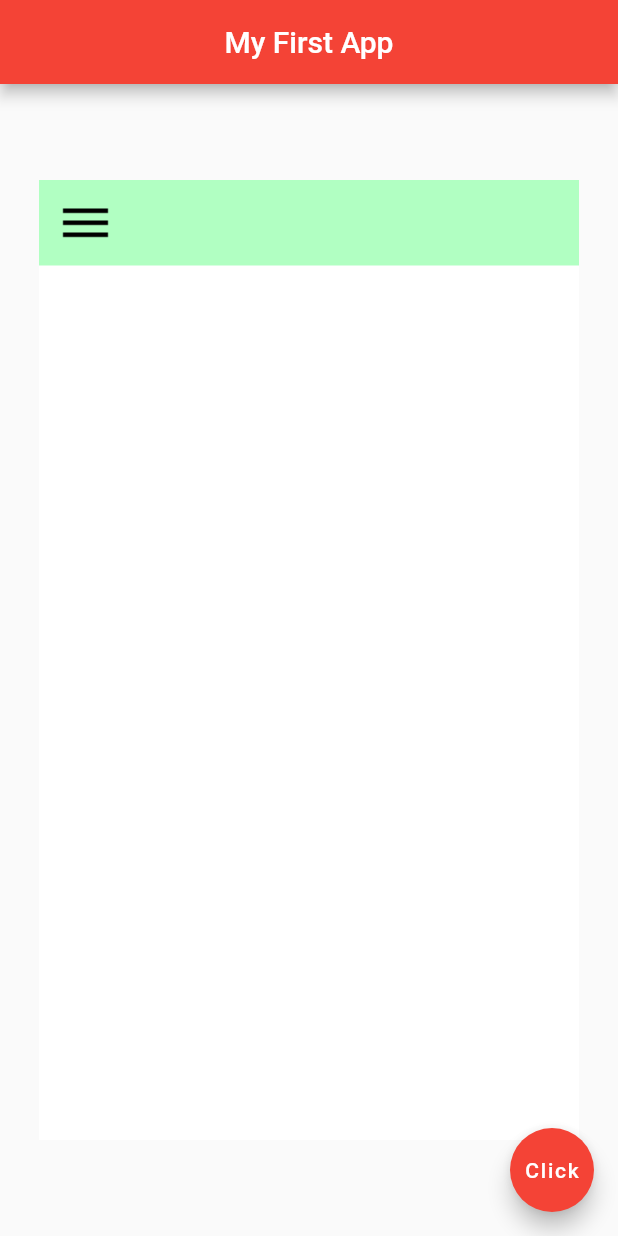
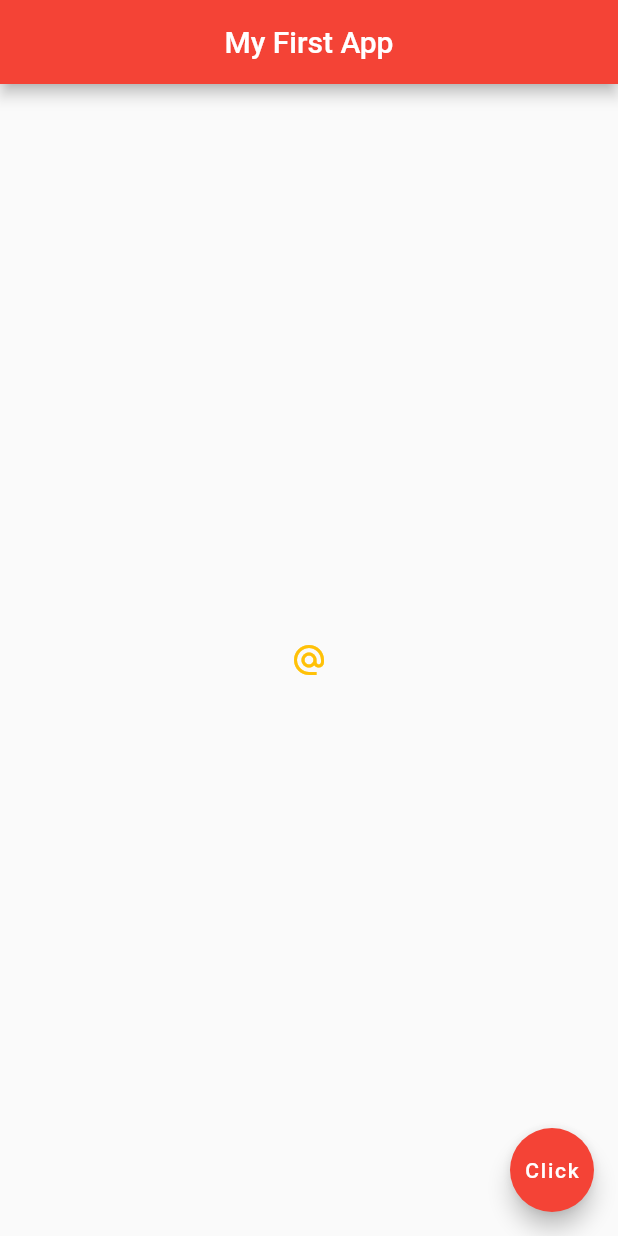
Before and after one commit to Monjur-Alam/Flutter-Beginner, a Flutter app: the screen it shows after launch, on a phone screen of 412 x 824 dp. Run offline on Flutter 3.47's test engine with Material 2 defaults, Android fonts, the phone set to English and light mode, and no system bars.

Commit message:
Button & Icon

```diff
--- a/lib/main.dart
+++ b/lib/main.dart
@@ -1,27 +1,46 @@
 import 'package:flutter/material.dart';
 
-void main() =>
-    runApp(MaterialApp(
-        home: Home()
-    ));
+void main() => runApp(MaterialApp(home: Home()));
 
 class Home extends StatelessWidget {
   @override
   Widget build(BuildContext context) {
     return Scaffold(
       appBar: AppBar(
-        title: Text(
-            'My First App'
-        ),
+        title: Text('My First App'),
         centerTitle: true,
         backgroundColor: Colors.red[500],
       ),
       body: Center(
-        child: Image.asset('assets/a.png'),
-          // image: NetworkImage('https://image.winudf.com/v2/image/dHcudXJsLm9tZWdhLnNjcmVlbnNpemVfc2NyZWVuc2hvdHNfMV9lNTlhYWI4Zg/screen-1.jpg?fakeurl=1&type=.jpg'),
-          // image: AssetImage('assets/android.png'),
-        // ),
-      ),
+          child: IconButton(
+            onPressed: () {
+              print('you clicked me');
+            },
+            icon: Icon(Icons.alternate_email),
+            color: Colors.amber,
+          )
+
+          // RaisedButton.icon(
+          //   onPressed: () {},
+          //   icon: Icon(Icons.mail),
+          //   label: Text('mail me'),
+          //   color: Colors.amber,
+          // ),
+
+          // RaisedButton(
+          //   onPressed: () {
+          //     print('you clicked me');
+          //   },
+          //   child: Text('Click Me'),
+          //   color: Colors.blue,
+          // ),
+
+          // Icon(
+          //   Icons.account_circle_outlined,
+          //   color: Colors.amber,
+          //   size: 100.0,
+          // ),
+          ),
       floatingActionButton: FloatingActionButton(
         onPressed: () {},
         child: Text('Click'),
```
